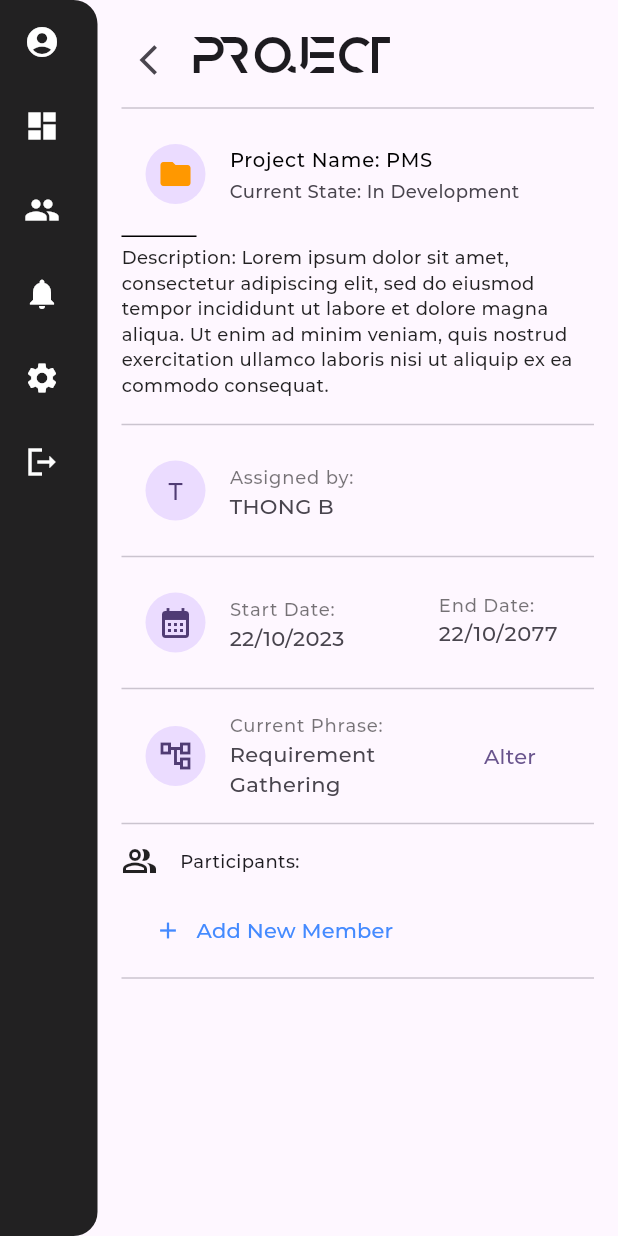
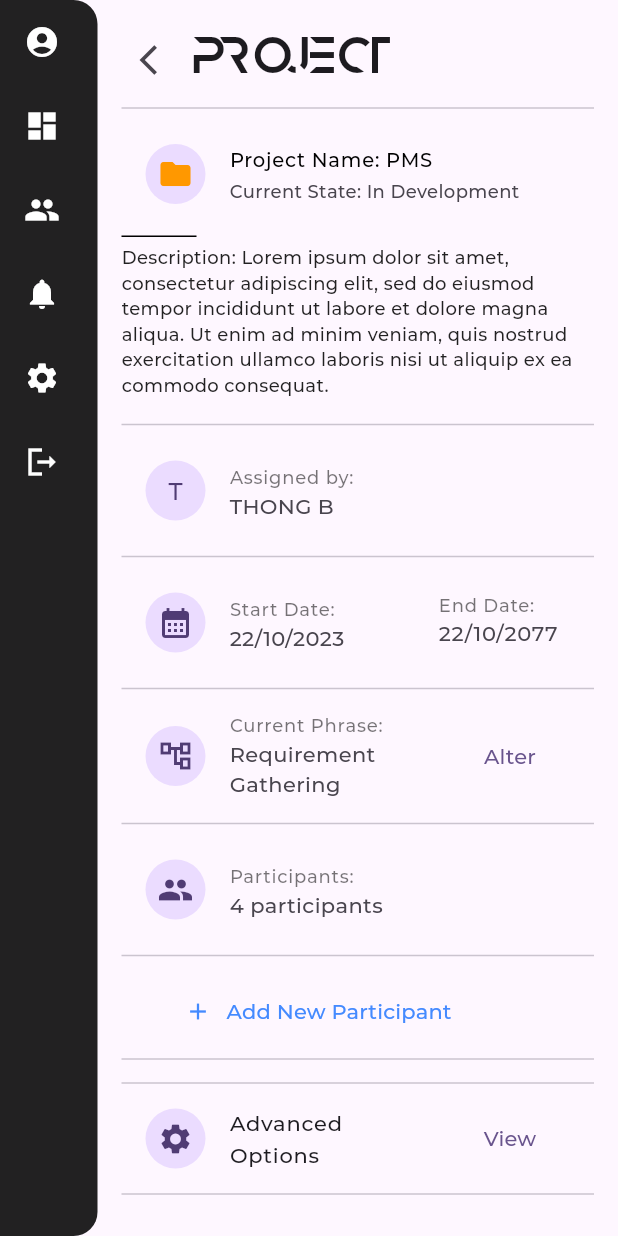
Before and after one commit to thongbui123/cap2_pmapp, a Flutter app: the projectScreen screen opened directly, on a phone screen of 412 x 824 dp. Run offline on Flutter 3.47's test engine with Material 3 defaults, Android fonts, the light colour scheme and no system bars; our stand-ins replace firebase_auth, firebase_core, firebase_database, firebase_storage, fl_chart, fluttertoast and 4 more; missing offline and left inert: ndialog; accounts and stored records are empty; project files that could hold a hidden picture were left out.

Commit message:
project detail adjust

```diff
--- a/lib/views/project_detail_screen.dart
+++ b/lib/views/project_detail_screen.dart
@@ -21,6 +21,7 @@ class _projectScreenState extends State<projectScreen> {
 
   ];
 
+  bool _customTileExpanded = false;
 
   @override
   void initState() {
@@ -112,16 +113,34 @@ class _projectScreenState extends State<projectScreen> {
                           trailing: TextButton(onPressed: (){_showStateDrawer(context);}, child: Text('Alter', style: TextStyle(fontFamily: 'MontMed', fontSize: 14)))
                       ),
                       Divider(),
-                      SizedBox(height: 5),
-                      Row(
-                        children: [
-                          Icon(Icons.people_alt_outlined, color: Colors.black87,),
-                          SizedBox(width: 15),
-                          Text('Participants:', style: TextStyle(fontFamily: 'MontMed', fontSize: 12),),
-                        ],
+                      ListTile(
+                        leading: CircleAvatar(
+                          child: Icon(Icons.people),
+                        ),
+                        title: Text('Participants: ', style: TextStyle(fontFamily: 'MontMed', fontSize: 12, color: Colors.black54)),
+                        subtitle: Text('4 participants ', style: TextStyle(fontFamily: 'MontMed', fontSize: 14)),
                       ),
+                      Divider(),
                       SizedBox(height: 5),
                       Container(
+                          margin: EdgeInsets.fromLTRB(30, 0, 0, 0),
+                          child: TextButton(
+                            onPressed: _showMemberSelectionDialog,
+                            child: const Row(
+                              children: [
+                                Icon(Icons.add, color: Colors.blueAccent,),
+                                SizedBox(width: 10),
+                                Text(
+                                  'Add New Participant',
+                                  style: TextStyle(fontFamily: 'MontMed', color: Colors.blueAccent),
+                                ),
+                              ],
+                            ),
+                          )
+                      ),
+                      Divider(),
+                      Container(
+                        padding: EdgeInsets.fromLTRB(18, 0, 0, 0),
                         child: Column(
                           children: currentList.map((member) {
                             return ListTile(
@@ -130,44 +149,26 @@ class _projectScreenState extends State<projectScreen> {
                                     'A',
                                     style: TextStyle(fontFamily: 'MontMed'),
                                   )),
-                              title: Text(member, style: TextStyle(fontFamily: 'MontMed', fontSize: 13)),
+                              title: Text(member, style: TextStyle(fontFamily: 'MontMed', fontSize: 14)),
                               subtitle: Text(
-                                '2 Projects',
+                                'Member',
                                 style: const TextStyle(fontFamily: 'MontMed', fontSize: 12),
                               ),
-                              trailing: Ink(
-                                decoration: const ShapeDecoration(
-                                  color: Colors.transparent,
-                                  shape: CircleBorder(),
-                                ),
-                                child: IconButton(
-                                  icon: const Icon(Icons.remove_circle),
-                                  color: Colors.redAccent,
-                                  onPressed: () {
-                                    _removeMember(member);
-                                  },
-                                ),
+                              trailing: TextButton(
+                                onPressed: () { },
+                                child: Text('Remove', style: TextStyle(fontFamily: 'MontMed'),),
                               ),
                             );
                           }).toList(),
                         ),
                       ),
-                      SizedBox(height: 5),
-                      Container(
-                          margin: EdgeInsets.fromLTRB(10, 0, 0, 0),
-                          child: TextButton(
-                            onPressed: _showMemberSelectionDialog,
-                            child: const Row(
-                              children: [
-                                Icon(Icons.add, color: Colors.blueAccent,),
-                                SizedBox(width: 10),
-                                Text(
-                                  'Add New Member',
-                                  style: TextStyle(fontFamily: 'MontMed', color: Colors.blueAccent),
-                                ),
-                              ],
-                            ),
-                          )
+                      Divider(),
+                      ListTile(
+                          leading: CircleAvatar(
+                            child: Icon(Icons.settings),
+                          ),
+                          title: Text('Advanced Options', style: TextStyle(fontFamily: 'MontMed', fontSize: 14)),
+                          trailing: TextButton(onPressed: (){_showStateDrawer2(context);}, child: Text('View', style: TextStyle(fontFamily: 'MontMed', fontSize: 14)))
                       ),
                       Divider(),
                     ],
@@ -273,6 +274,53 @@ class _projectScreenState extends State<projectScreen> {
     );
   }
 
+  void _showStateDrawer2(BuildContext context) {
+    showModalBottomSheet(
+      context: context,
+      builder: (BuildContext context) {
+        return Container(
+          // Your bottom drawer content goes here
+          child: Column(
+            mainAxisSize: MainAxisSize.min,
+            crossAxisAlignment: CrossAxisAlignment.start,
+            children: <Widget>[
+              SizedBox(height: 20),
+              Row(
+                children: [
+                  SizedBox(width: 25),
+                  Text('Advanced Settings:', style: TextStyle(fontFamily: 'MontMed', fontSize: 16)),
+                ],
+              ),
+              SizedBox(height: 5),
+              Divider(),
+              ListTile(
+                leading: Icon(Icons.stop_screen_share_outlined),
+                title: Text('Halt Project', style: TextStyle(fontFamily: 'MontMed', fontSize: 14)),
+                onTap: () {
+                  Navigator.pop(context);
+                },
+              ),
+              ListTile(
+                leading: Icon(Icons.cancel_presentation_outlined),
+                title: Text('Cancel Project', style: TextStyle(fontFamily: 'MontMed', fontSize: 14)),
+                onTap: () {
+                  Navigator.pop(context);
+                },
+              ),
+              ListTile(
+                leading: Icon(Icons.screen_rotation_alt),
+                title: Text('Relaunch Project', style: TextStyle(fontFamily: 'MontMed', fontSize: 14)),
+                onTap: () {
+                  Navigator.pop(context);
+                },
+              ),
+            ],
+          ),
+        );
+      },
+    );
+  }
+
   void _removeMember(String member) {
     setState(() {
       currentList.remove(member);
```
